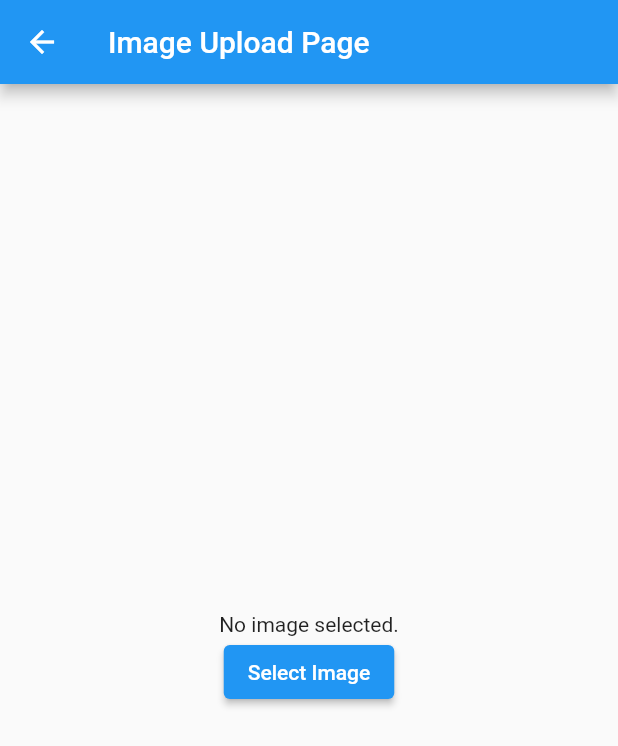
After one commit to Arpitpandey18/my_app, a Flutter app: the RegisterPage screen opened by its route, after a tap on "Upload Profile Picture", on a phone screen of 412 x 824 dp. The commit adds this screen. Shown: the top 746 px of the screen. Run offline on Flutter 3.47's test engine with Material 2 defaults, Android fonts, the phone set to English and light mode, and no system bars; our stand-ins replace image_picker.

Commit message:
Profile picture option added

```diff
--- /dev/null
+++ b/lib/profile.dart
@@ -0,0 +1,46 @@
+import 'package:flutter/material.dart';
+import 'package:image_picker/image_picker.dart';
+import 'dart:io';
+
+class ImageUploadPage extends StatefulWidget {
+  @override
+  _ImageUploadPageState createState() => _ImageUploadPageState();
+}
+
+class _ImageUploadPageState extends State<ImageUploadPage> {
+  File? _image;
+
+  Future getImage() async {
+    final pickedFile =
+    await ImagePicker().getImage(source: ImageSource.gallery);
+
+    setState(() {
+      if (pickedFile != null) {
+        _image = File(pickedFile.path);
+      } else {
+        print('No image selected.');
+      }
+    });
+  }
+
+  @override
+  Widget build(BuildContext context) {
+    return Scaffold(
+      appBar: AppBar(
+        title: Text("Image Upload Page"),
+      ),
+      body: Center(
+        child: Column(
+          mainAxisAlignment: MainAxisAlignment.center,
+          children: <Widget>[
+            _image == null ? Text("No image selected.") : Image.file(_image!),
+            ElevatedButton(
+              onPressed: getImage,
+              child: Text("Select Image"),
+            ),
+          ],
+        ),
+      ),
+    );
+  }
+}
--- a/lib/register.dart
+++ b/lib/register.dart
@@ -1,4 +1,5 @@
 import 'package:flutter/material.dart';
+import 'profile.dart';
 
 
 
@@ -146,8 +147,20 @@ class _RegisterFormState extends State<RegisterForm> {
               },
 
               child: Text('Register'),
+            ),
+              ElevatedButton(
+                onPressed: () {
+                  // Add functionality to upload profile picture
+                  Navigator.push(
+                    context,
+                    MaterialPageRoute(
+                      builder: (context) => ImageUploadPage(),
+                    ),
+                  );
+                },
+                child: Text('Upload Profile Picture'),
+              ),
 
-            ),
 
           ],
 
--- a/pubspec.yaml
+++ b/pubspec.yaml
@@ -30,9 +30,10 @@ environment:
 dependencies:
   flutter:
     sdk: flutter
+  image_picker: ^0.8.3+4
 
 
-  # The following adds the Cupertino Icons font to your application.
+
   # Use with the CupertinoIcons class for iOS style icons.
   cupertino_icons: ^1.0.2
 
```
Also changed, not shown: pubspec.lock, 6 other files.
